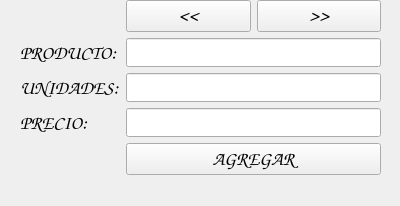
ddiazog90/sistemaInventario, file view/registerproduct.ui: the form before one commit.
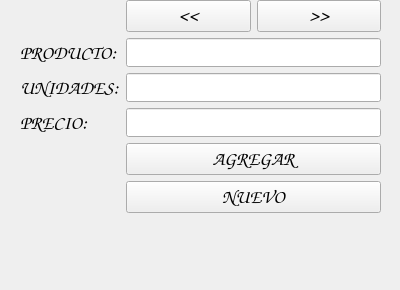
The form after the commit.

```diff
--- a/view/registerproduct.ui
+++ b/view/registerproduct.ui
@@ -7,7 +7,7 @@
     <x>0</x>
     <y>0</y>
     <width>400</width>
-    <height>206</height>
+    <height>290</height>
    </rect>
   </property>
   <property name="windowTitle">
@@ -19,7 +19,7 @@
      <x>20</x>
      <y>0</y>
      <width>361</width>
-     <height>191</height>
+     <height>270</height>
     </rect>
    </property>
    <layout class="QFormLayout" name="formLayout">
@@ -141,6 +141,20 @@
       </item>
      </layout>
     </item>
+    <item row="5" column="1">
+     <widget class="QPushButton" name="btn_new">
+      <property name="font">
+       <font>
+        <family>Comic Sans MS</family>
+        <pointsize>14</pointsize>
+        <bold>true</bold>
+       </font>
+      </property>
+      <property name="text">
+       <string>NUEVO</string>
+      </property>
+     </widget>
+    </item>
    </layout>
   </widget>
  </widget>
```
Left out of the diff: 2 changed lines with no effect on the pictures.
